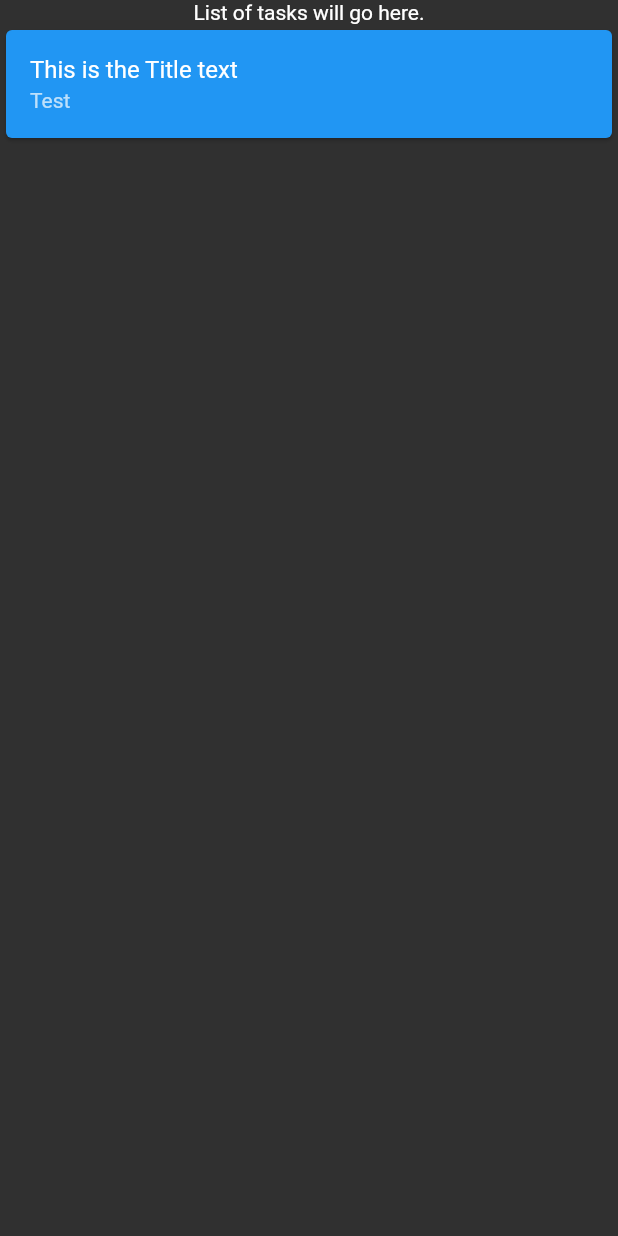
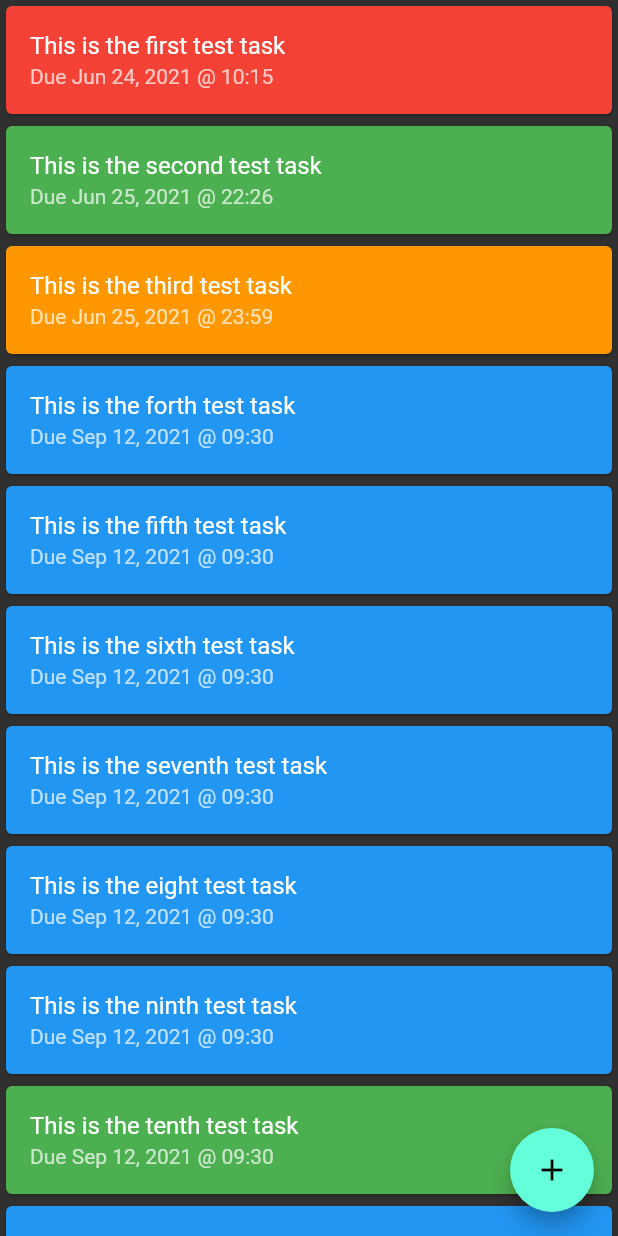
Before and after one commit to TonyLeeson/taskManager, a Flutter app: the screen it shows after launch, on a phone screen of 412 x 824 dp. Run offline on Flutter 3.47's test engine with Material 2 defaults, Android fonts, the phone set to English and light mode, and no system bars.

Commit message:
2nd commit

```diff
--- a/lib/screens/task_screen.dart
+++ b/lib/screens/task_screen.dart
@@ -6,31 +6,113 @@ class TasksScreen extends StatelessWidget {
 
   @override
   Widget build(BuildContext context) {
-    Task task = Task(
-      taskText: 'This is a test task',
-      taskDueDate: DateTime.now(),
-      taskDueTime: TimeOfDay.now(),
-    );
+    List<Task> task = [
+      Task(
+        taskText: 'This is the first test task',
+        taskDueDateAndTime: DateTime(2021, 6, 24, 10, 15),
+        taskCompleted: false,
+      ),
+      Task(
+        taskText: 'This is the second test task',
+        taskDueDateAndTime: DateTime(2021, 6, 25, 22, 26),
+        taskCompleted: true,
+      ),
+      Task(
+        taskText: 'This is the third test task',
+        taskDueDateAndTime: DateTime(2021, 6, 25, 23, 59),
+        taskCompleted: false,
+      ),
+      Task(
+        taskText: 'This is the forth test task',
+        taskDueDateAndTime: DateTime(2021, 9, 12, 9, 30),
+        taskCompleted: false,
+      ),
+      Task(
+        taskText: 'This is the fifth test task',
+        taskDueDateAndTime: DateTime(2021, 9, 12, 9, 30),
+        taskCompleted: false,
+      ),
+      Task(
+        taskText: 'This is the sixth test task',
+        taskDueDateAndTime: DateTime(2021, 9, 12, 9, 30),
+        taskCompleted: false,
+      ),
+      Task(
+        taskText: 'This is the seventh test task',
+        taskDueDateAndTime: DateTime(2021, 9, 12, 9, 30),
+        taskCompleted: false,
+      ),
+      Task(
+        taskText: 'This is the eight test task',
+        taskDueDateAndTime: DateTime(2021, 9, 12, 9, 30),
+        taskCompleted: false,
+      ),
+      Task(
+        taskText: 'This is the ninth test task',
+        taskDueDateAndTime: DateTime(2021, 9, 12, 9, 30),
+        taskCompleted: false,
+      ),
+      Task(
+        taskText: 'This is the tenth test task',
+        taskDueDateAndTime: DateTime(2021, 9, 12, 9, 30),
+        taskCompleted: true,
+      ),
+      Task(
+        taskText: 'This is the eleventh test task',
+        taskDueDateAndTime: DateTime(2021, 9, 12, 9, 30),
+        taskCompleted: false,
+      ),
+      Task(
+        taskText: 'This is the twelfth test task',
+        taskDueDateAndTime: DateTime(2021, 9, 12, 9, 30),
+        taskCompleted: false,
+      ),
+    ];
     return Scaffold(
+      floatingActionButton: FloatingActionButton(
+        onPressed: () {
+          print('new task added');
+        },
+        child: Icon(Icons.add),
+      ),
       body: SafeArea(
-        child: Column(
-          // ignore: prefer_const_literals_to_create_immutables
-          children: [
-            Text('List of tasks will go here.'),
-            Card(
-              color: Colors.blue,
-              child: ListTile(
-                subtitle: Text(
-                  task.description(),
-                ),
-                title: Text(
-                  'This is the Title text',
-                ),
-              ),
-            )
-          ],
+        child: ListView.builder(
+          itemCount: task.length,
+          itemBuilder: (BuildContext context, int index) {
+            return TaskCard(
+              cardTaskDescription: task[index].description(),
+              cardDateAndTimeString: task[index].dueDateAndTime(),
+              cardStatusColor: task[index].statusColor(),
+            );
+          },
         ),
       ),
     );
   }
 }
+
+class TaskCard extends StatelessWidget {
+  TaskCard(
+      {required this.cardTaskDescription,
+      required this.cardDateAndTimeString,
+      required this.cardStatusColor});
+
+  Color cardStatusColor;
+  String cardDateAndTimeString;
+  String cardTaskDescription;
+
+  @override
+  Widget build(BuildContext context) {
+    return Card(
+      color: cardStatusColor,
+      child: ListTile(
+        subtitle: Text(
+          cardDateAndTimeString,
+        ),
+        title: Text(
+          cardTaskDescription,
+        ),
+      ),
+    );
+  }
+}
--- a/lib/utilities/task.dart
+++ b/lib/utilities/task.dart
@@ -1,17 +1,40 @@
 import 'package:flutter/material.dart';
+import 'package:intl/intl.dart';
 
 class Task {
   bool taskCompleted = false;
-  String taskText = 'Test';
-  DateTime taskDueDate = DateTime.now();
-  TimeOfDay taskDueTime = TimeOfDay.now();
+  String taskText = '';
+  DateTime taskDueDateAndTime = DateTime.now();
 
   Task(
-      {required String taskText,
-      required DateTime taskDueDate,
-      required TimeOfDay taskDueTime});
+      {required this.taskText,
+      required this.taskDueDateAndTime,
+      required this.taskCompleted});
+
+  //TODO: Creat a function isOverdue that will return true of false. could this return a color instead (red - overdue, orange - due today, blue - normal, green - complete)?
+
+  Color statusColor() {
+    // Check if task is complete.
+    if (taskCompleted) {
+      return Colors.green;
+      // Check if task if overdue.
+    } else if (taskDueDateAndTime.difference(DateTime.now()).inMinutes < 0) {
+      return Colors.red;
+      // Check if task is due today.
+    } else if (taskDueDateAndTime.year == DateTime.now().year &&
+        taskDueDateAndTime.month == DateTime.now().month &&
+        taskDueDateAndTime.day == DateTime.now().day) {
+      return Colors.orange;
+    } else {
+      return Colors.blue;
+    }
+  }
 
   String description() {
     return taskText;
   }
+
+  String dueDateAndTime() {
+    return 'Due ${DateFormat.yMMMd().format(taskDueDateAndTime).toString()} @ ${DateFormat.Hm().format(taskDueDateAndTime).toString()}';
+  }
 }
--- a/pubspec.yaml
+++ b/pubspec.yaml
@@ -34,6 +34,7 @@ dependencies:
   # The following adds the Cupertino Icons font to your application.
   # Use with the CupertinoIcons class for iOS style icons.
   cupertino_icons: ^1.0.2
+  intl: ^0.17.0
 
 dev_dependencies:
   flutter_test:
```
Also changed, not shown: pubspec.lock.
